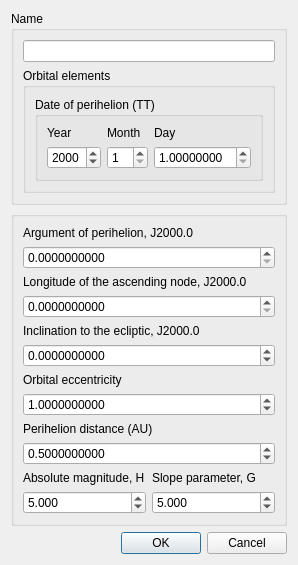
First picture: the form in ccomedit.ui, repository PavelMr/skytechx, before the edit.
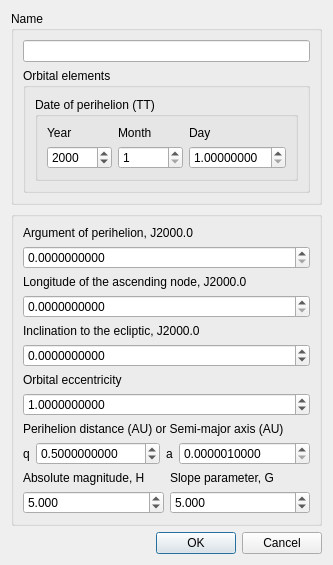
Second picture: the form after the edit.

Commit message: Comet dialog (a from q)

Diff of the .ui file:
```diff
--- a/ccomedit.ui
+++ b/ccomedit.ui
@@ -6,8 +6,8 @@
    <rect>
     <x>0</x>
     <y>0</y>
-    <width>294</width>
-    <height>523</height>
+    <width>306</width>
+    <height>525</height>
    </rect>
   </property>
   <property name="windowTitle">
@@ -210,7 +210,16 @@
           <item>
            <widget class="QLabel" name="label_11">
             <property name="text">
-             <string>Perihelion distance (AU)</string>
+             <string>Perihelion distance (AU) or Semi-major axis (AU)</string>
+            </property>
+           </widget>
+          </item>
+          <item>
+           <layout class="QHBoxLayout" name="horizontalLayout_4">
+            <item>
+             <widget class="QLabel" name="label">
+              <property name="text">
+               <string>q</string>
             </property>
            </widget>
           </item>
@@ -229,6 +238,28 @@
              <double>0.500000000000000</double>
             </property>
            </widget>
+            </item>
+            <item>
+             <widget class="QLabel" name="label_5">
+              <property name="text">
+               <string>a</string>
+              </property>
+             </widget>
+            </item>
+            <item>
+             <widget class="QDoubleSpinBox" name="dsb_a">
+              <property name="decimals">
+               <number>10</number>
+              </property>
+              <property name="minimum">
+               <double>0.000001000000000</double>
+              </property>
+              <property name="maximum">
+               <double>99999.000000000000000</double>
+              </property>
+             </widget>
+            </item>
+           </layout>
           </item>
           <item>
            <layout class="QHBoxLayout" name="horizontalLayout">
```
Left out of the diff: 3 changed lines with no effect on the pictures. Lines whose indentation alone changed are shown as unchanged. The commit also changes 2 other files.
